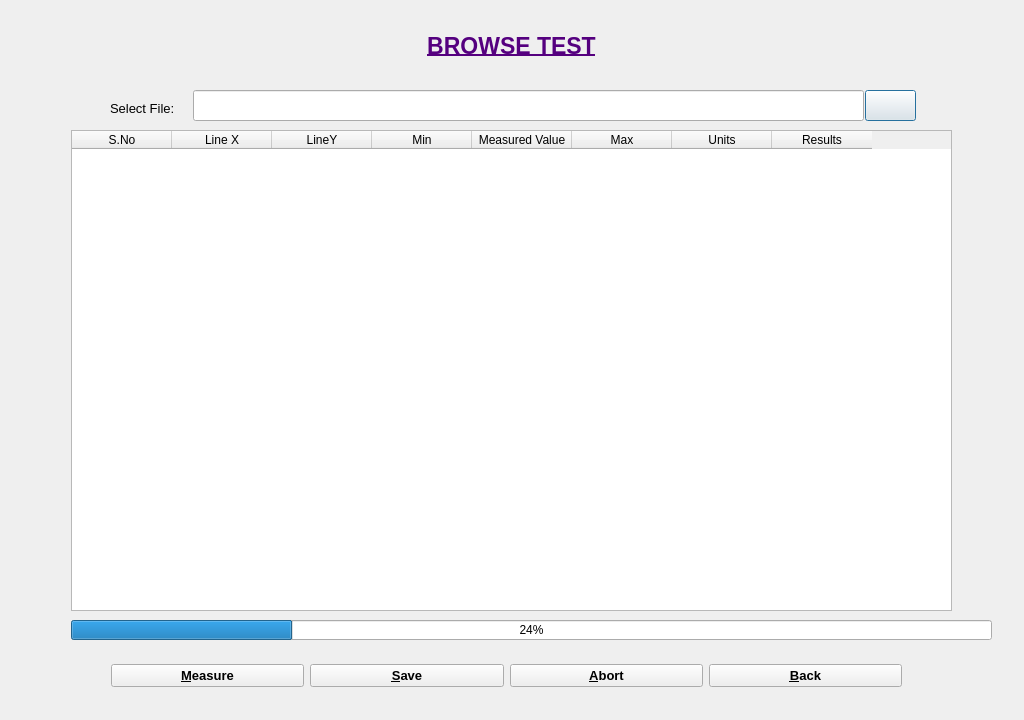
This is Browse_Test.ui in BhaskarBurugu/Cable_Harness_Tester as Qt 5 draws it before an edit. The edited form follows.
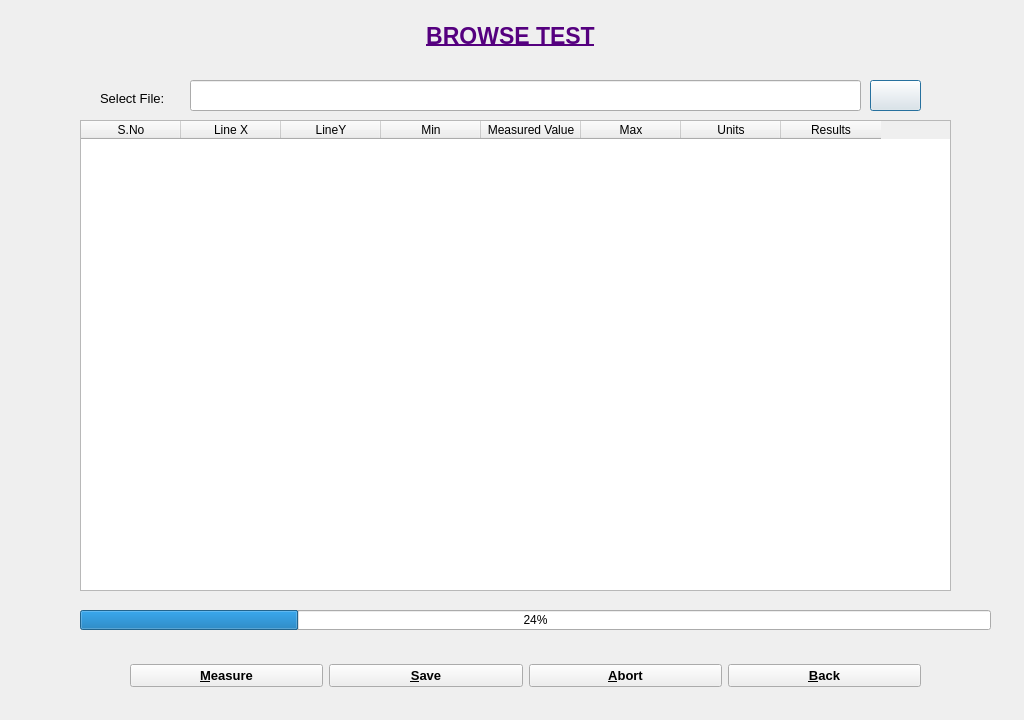
This is the edited form. Icons and pictures are not drawn.

Commit message: Crashing on Report Saving after Successful completion of Browse Test

```diff
--- a/Browse_Test.ui
+++ b/Browse_Test.ui
@@ -16,10 +16,10 @@
   <widget class="QTableWidget" name="tableWidget">
    <property name="geometry">
     <rect>
-     <x>71</x>
-     <y>130</y>
-     <width>881</width>
-     <height>481</height>
+     <x>80</x>
+     <y>120</y>
+     <width>871</width>
+     <height>471</height>
     </rect>
    </property>
    <column>
@@ -66,9 +66,9 @@
   <widget class="QProgressBar" name="progressBar">
    <property name="geometry">
     <rect>
-     <x>71</x>
-     <y>620</y>
-     <width>921</width>
+     <x>80</x>
+     <y>610</y>
+     <width>911</width>
      <height>20</height>
     </rect>
    </property>
@@ -79,8 +79,8 @@
   <widget class="QLabel" name="label_SFP">
    <property name="geometry">
     <rect>
-     <x>110</x>
-     <y>100</y>
+     <x>100</x>
+     <y>90</y>
      <width>111</width>
      <height>16</height>
     </rect>
@@ -97,8 +97,8 @@
   <widget class="QLineEdit" name="lineEdit">
    <property name="geometry">
     <rect>
-     <x>193</x>
-     <y>90</y>
+     <x>190</x>
+     <y>80</y>
      <width>671</width>
      <height>31</height>
     </rect>
@@ -110,8 +110,8 @@
   <widget class="QPushButton" name="pushButton_Browse">
    <property name="geometry">
     <rect>
-     <x>865</x>
-     <y>90</y>
+     <x>870</x>
+     <y>80</y>
      <width>51</width>
      <height>31</height>
     </rect>
@@ -136,8 +136,8 @@
   <widget class="QWidget" name="horizontalLayoutWidget">
    <property name="geometry">
     <rect>
-     <x>71</x>
-     <y>20</y>
+     <x>70</x>
+     <y>10</y>
      <width>881</width>
      <height>51</height>
     </rect>
@@ -172,7 +172,7 @@
   <widget class="QWidget" name="horizontalLayoutWidget_2">
    <property name="geometry">
     <rect>
-     <x>111</x>
+     <x>130</x>
      <y>650</y>
      <width>791</width>
      <height>51</height>
```
Left out of the diff: 2 changed lines with no effect on the pictures. The commit also changes 12 other files.
